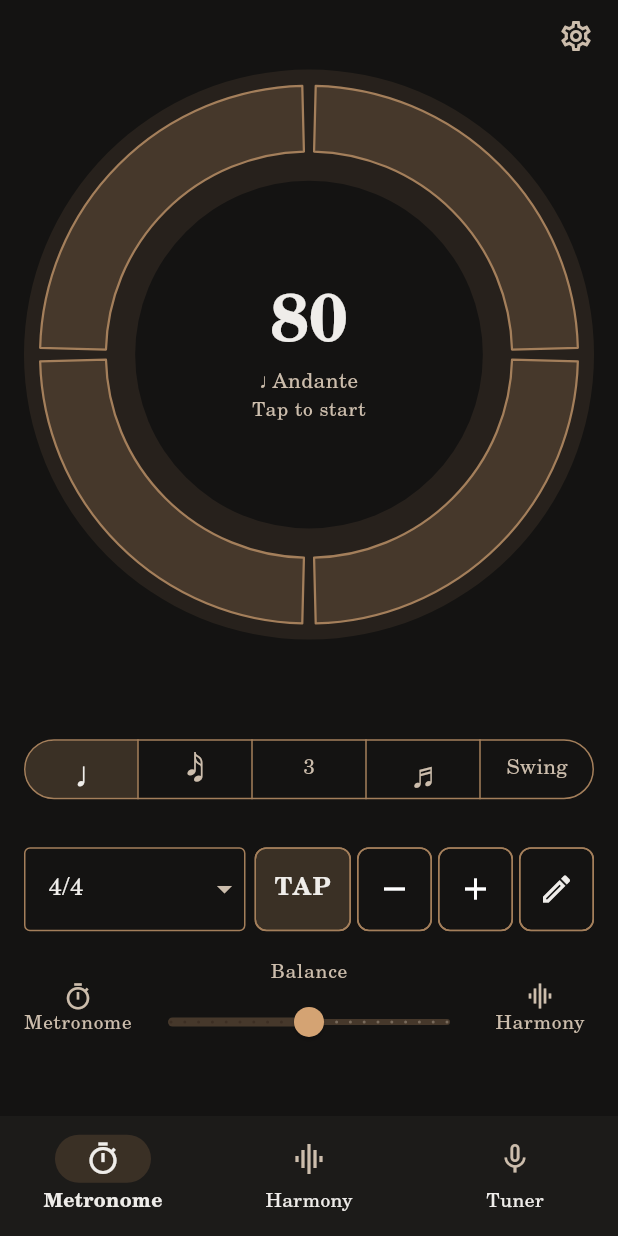
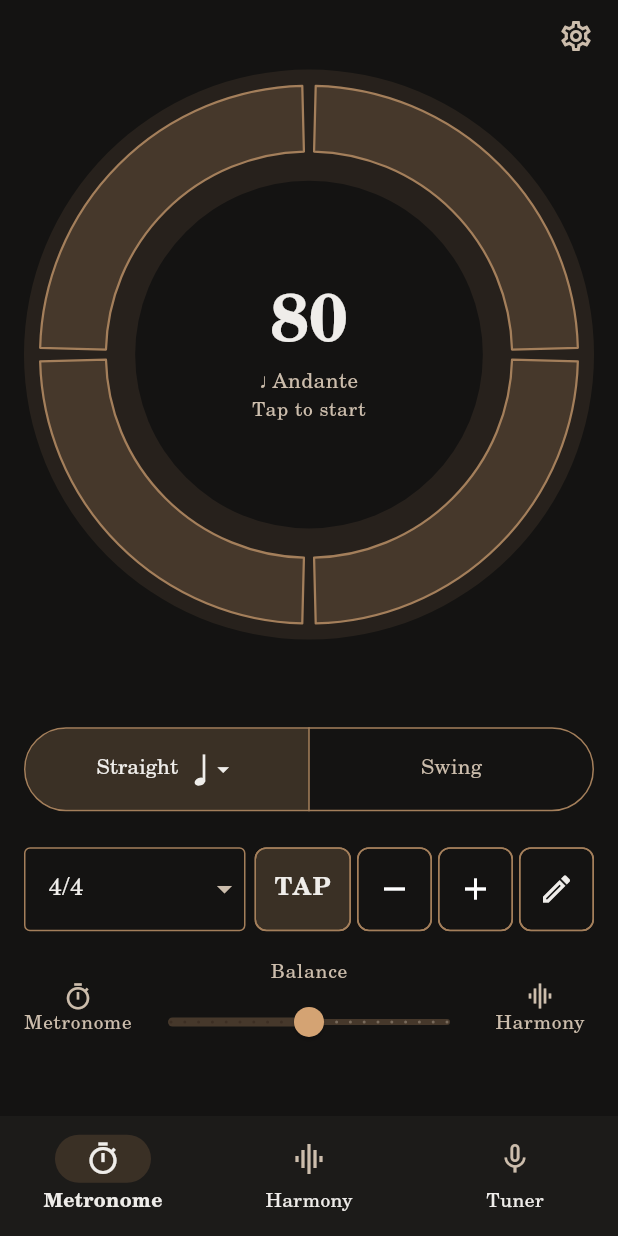
Before and after one commit to luigir86/Low-End, a Flutter app: the screen it shows after launch, item 2 of the bottom bar chosen, after a tap on the "settings" icon, on a phone screen of 412 x 824 dp. Run offline on Flutter 3.47's test engine with Material 3 defaults, Android fonts, the phone set to English and light mode, and no system bars; our stand-ins replace audio_service, shared_preferences, wakelock_plus; missing offline and left inert: flutter_soloud, record.

Commit message:
Tuner: no shaded zone on the cents bar; metronome: Straight menu of drawn note figures
Co-Authored-By: Claude Sonnet 5.5 <noreply@anthropic.com>

```diff
--- a/lib/features/metronome/metronome_screen.dart
+++ b/lib/features/metronome/metronome_screen.dart
@@ -13,6 +13,7 @@ import '../../widgets/dial.dart';
 import '../../widgets/row_controls.dart';
 import 'feel.dart';
 import 'metronome_controller.dart';
+import 'note_icon.dart';
 import 'subdivision.dart';
 import 'tempo_dialog.dart';
 import 'time_signature.dart';
@@ -426,10 +427,11 @@ String beatUnitName(AppLocalizations l10n, BeatUnit unit) => switch (unit) {
   BeatUnit.eighth => l10n.beatUnitEighth,
 };
 
-/// What sounds inside each beat: the beat alone, eighths, triplets or
-/// sixteenths (softer clicks between the beats), or the swing, chosen as
-/// Root, Chord and Progression are on the harmony tab. Bars counted in
-/// eighths are always played plain, so it is off there.
+/// What sounds inside each beat: straight, with a menu to choose what
+/// fills the beat (a quarter note, two eighths, a triplet, four sixteenths:
+/// softer clicks between the beats), or the swing. Chosen as Root, Chord and
+/// Progression are on the harmony tab. Bars counted in eighths are always
+/// played plain, so it is off there.
 class _FeelSwitch extends StatelessWidget {
   const _FeelSwitch({required this.metronome});
 
@@ -438,67 +440,89 @@ class _FeelSwitch extends StatelessWidget {
   @override
   Widget build(BuildContext context) {
     final l10n = AppLocalizations.of(context);
-    // A note value says it best, with its name for screen readers.
-    ButtonSegment<_Pulse> segment(
-      _Pulse value,
-      String text,
-      String name, {
-      bool glyph = true,
-    }) => ButtonSegment(
-      value: value,
-      label: Semantics(
-        label: name,
-        excludeSemantics: true,
-        child: FittedBox(
-          fit: BoxFit.scaleDown,
-          child: Text(
-            text,
-            maxLines: 1,
-            // The note symbols come from another font, small beside the
-            // letters: larger, and a little taller so as not to clip.
-            style: TextStyle(
-              height: 1.35,
-              fontSize: glyph ? LowEndType.headline : null,
-            ),
-          ),
-        ),
-      ),
-    );
-    final selected = metronome.feel == MetronomeFeel.swing
-        ? _Pulse.swing
-        : _Pulse.values[metronome.subdivision.index];
+    final applies = metronome.feelApplies;
+    final subdivision = metronome.subdivision;
     return Semantics(
       label: l10n.feelLabel,
       container: true,
       child: SizedBox(
         width: double.infinity,
-        child: SegmentedButton<_Pulse>(
+        child: SegmentedButton<MetronomeFeel>(
           key: const Key('feelSwitch'),
           showSelectedIcon: false,
           style: SegmentedButton.styleFrom(
             minimumSize: const Size(0, LowEndShape.row),
-            padding: const EdgeInsets.symmetric(horizontal: 4),
+            padding: EdgeInsets.zero,
           ),
           segments: [
-            segment(_Pulse.straight, '♩', l10n.feelStraight),
-            segment(_Pulse.eighths, '♫', l10n.subdivisionEighths),
-            segment(
-              _Pulse.triplets,
-              '3',
-              l10n.subdivisionTriplets,
-              glyph: false,
+            ButtonSegment(
+              value: MetronomeFeel.straight,
+              // The menu opens from the label; the rest of the segment
+              // just picks the straight feel.
+              label: PopupMenuButton<Subdivision>(
+                key: const Key('subdivisionMenu'),
+                enabled: applies,
+                tooltip: l10n.feelStraight,
+                position: PopupMenuPosition.over,
+                initialValue: subdivision,
+                padding: EdgeInsets.zero,
+                onSelected: metronome.setSubdivision,
+                itemBuilder: (context) => [
+                  for (final s in Subdivision.values)
+                    PopupMenuItem(
+                      value: s,
+                      child: Row(
+                        children: [
+                          SizedBox(
+                            width: 56,
+                            child: Align(
+                              alignment: Alignment.centerLeft,
+                              child: NoteIcon(s, height: 26),
+                            ),
+                          ),
+                          Flexible(
+                            child: Text(
+                              subdivisionName(l10n, s),
+                              overflow: TextOverflow.ellipsis,
+                            ),
+                          ),
+                        ],
+                      ),
+                    ),
+                ],
+                child: Semantics(
+                  label:
+                      '${l10n.feelStraight}, ${subdivisionName(l10n, subdivision)}',
+                  excludeSemantics: true,
+                  child: SizedBox(
+                    width: double.infinity,
+                    height: LowEndShape.row,
+                    child: FittedBox(
+                      fit: BoxFit.scaleDown,
+                      child: Row(
+                        mainAxisSize: MainAxisSize.min,
+                        children: [
+                          Text(l10n.feelStraight, maxLines: 1),
+                          const SizedBox(width: 8),
+                          NoteIcon(subdivision, height: 26),
+                          const Icon(Icons.arrow_drop_down),
+                        ],
+                      ),
+                    ),
+                  ),
+                ),
+              ),
             ),
-            segment(_Pulse.sixteenths, '♬', l10n.subdivisionSixteenths),
-            segment(_Pulse.swing, l10n.feelSwing, l10n.feelSwing, glyph: false),
+            ButtonSegment(
+              value: MetronomeFeel.swing,
+              label: Text(l10n.feelSwing, maxLines: 1),
+            ),
           ],
-          selected: {selected},
-          onSelectionChanged: metronome.feelApplies
-              ? (s) => switch (s.first) {
-                  _Pulse.swing => metronome.setFeel(MetronomeFeel.swing),
-                  final pulse => metronome.setSubdivision(
-                    Subdivision.values[pulse.index],
-                  ),
-                }
+          selected: {metronome.feel},
+          onSelectionChanged: applies
+              ? (s) => s.first == MetronomeFeel.swing
+                    ? metronome.setFeel(MetronomeFeel.swing)
+                    : metronome.setSubdivision(subdivision)
               : null,
         ),
       ),
@@ -506,9 +530,13 @@ class _FeelSwitch extends StatelessWidget {
   }
 }
 
-/// The choices of [_FeelSwitch]: the first four in the order of
-/// [Subdivision], then the swing.
-enum _Pulse { straight, eighths, triplets, sixteenths, swing }
+/// What fills the beat, for the menu and for screen readers.
+String subdivisionName(AppLocalizations l10n, Subdivision s) => switch (s) {
+  Subdivision.none => l10n.subdivisionQuarters,
+  Subdivision.eighths => l10n.subdivisionEighths,
+  Subdivision.triplets => l10n.subdivisionTriplets,
+  Subdivision.sixteenths => l10n.subdivisionSixteenths,
+};
 
 /// A chip of the − + pair that steps by one when tapped. Held, it keeps
 /// going by one, faster and faster, and after a couple of seconds by fives
--- /dev/null
+++ b/lib/features/metronome/note_icon.dart
@@ -0,0 +1,118 @@
+import 'dart:math' as math;
+
+import 'package:flutter/material.dart';
+
+import 'subdivision.dart';
+
+/// The notes that fill a beat, drawn: one quarter note, two eighths tied by
+/// a beam, three of a triplet tied by a beam under a "3", four sixteenths
+/// under two beams. Drawn, not typed, since no font has the triplet and the
+/// others would not sit on the same line.
+class NoteIcon extends StatelessWidget {
+  const NoteIcon(this.subdivision, {super.key, this.height = 28, this.color});
+
+  final Subdivision subdivision;
+  final double height;
+
+  /// The text colour around it unless given.
+  final Color? color;
+
+  @override
+  Widget build(BuildContext context) {
+    final notes = subdivision.parts;
+    return ExcludeSemantics(
+      child: CustomPaint(
+        size: Size(notes == 1 ? height * 0.5 : notes * height * 0.4, height),
+        painter: _NotePainter(
+          notes: notes,
+          triplet: subdivision == Subdivision.triplets,
+          color: color ?? DefaultTextStyle.of(context).style.color!,
+        ),
+      ),
+    );
+  }
+}
+
+class _NotePainter extends CustomPainter {
+  const _NotePainter({
+    required this.notes,
+    required this.triplet,
+    required this.color,
+  });
+
+  final int notes;
+  final bool triplet;
+  final Color color;
+
+  @override
+  void paint(Canvas canvas, Size size) {
+    final h = size.height;
+    final paint = Paint()..color = color;
+    final rx = h * 0.14;
+    final ry = h * 0.1;
+    final stroke = h * 0.07;
+    final headY = h * 0.82;
+    // The stems end higher on a lone note; under the "3" they stop lower.
+    final top = notes == 1 ? h * 0.12 : (triplet ? h * 0.46 : h * 0.2);
+    final step = size.width / notes;
+    final beam = h * 0.1;
+    final stems = <double>[];
+    for (var i = 0; i < notes; i++) {
+      final cx = step * (i + 0.5);
+      canvas.save();
+      canvas.translate(cx, headY);
+      canvas.rotate(-0.35);
+      canvas.drawOval(
+        Rect.fromCenter(center: Offset.zero, width: rx * 2, height: ry * 2),
+        paint,
+      );
+      canvas.restore();
+      final x = cx + rx - stroke / 2;
+      stems.add(x);
+      canvas.drawRect(
+        Rect.fromLTRB(x - stroke / 2, top, x + stroke / 2, headY),
+        paint,
+      );
+    }
+    if (notes > 1) {
+      final beams = notes == 4 ? 2 : 1;
+      for (var b = 0; b < beams; b++) {
+        final y = top + b * beam * 1.7;
+        canvas.drawRect(
+          Rect.fromLTRB(
+            stems.first - stroke / 2,
+            y,
+            stems.last + stroke / 2,
+            y + beam,
+          ),
+          paint,
+        );
+      }
+    }
+    if (triplet) {
+      final text = TextPainter(
+        text: TextSpan(
+          text: '3',
+          style: TextStyle(
+            color: color,
+            fontSize: h * 0.38,
+            fontWeight: FontWeight.w700,
+            height: 1,
+          ),
+        ),
+        textDirection: TextDirection.ltr,
+      )..layout();
+      text.paint(
+        canvas,
+        Offset(
+          (size.width - text.width) / 2,
+          math.max(0, top - text.height - h * 0.04),
+        ),
+      );
+    }
+  }
+
+  @override
+  bool shouldRepaint(_NotePainter old) =>
+      old.notes != notes || old.triplet != triplet || old.color != color;
+}
--- a/lib/features/tuner/tuner_panel.dart
+++ b/lib/features/tuner/tuner_panel.dart
@@ -813,8 +813,8 @@ class _NoteName extends StatelessWidget {
 /// like the balance slider of the other tabs but as wide as the rows above
 /// it: the same thin track, the same short mark in the middle and the same
 /// round thumb. The thumb says how far off the note is, by its place, its
-/// size and the verdict's colour, with the "in tune" zone
-/// shaded behind the middle. The strobe shows the same thing by turning,
+/// size and the verdict's colour; no shaded zone, which looked like
+/// something to drag. The strobe shows the same thing by turning,
 /// which is hard to read at a glance, and this by position, which is not.
 class _CentsBar extends StatelessWidget {
   const _CentsBar({
@@ -862,9 +862,6 @@ class _CentsBar extends StatelessWidget {
                   marker: show && !held
                       ? _centsColor(theme, r.cents, tolerance)
                       : theme.colorScheme.outline,
-                  // A neutral zone, the colour of the chosen half of the
-                  // switches: the thumb alone turns green when it is in it.
-                  zone: theme.colorScheme.primaryContainer,
                   tolerance: tolerance,
                   track: theme.colorScheme.outlineVariant,
                   middle: theme.colorScheme.outline,
@@ -902,7 +899,6 @@ class _CentsBarPainter extends CustomPainter {
   _CentsBarPainter({
     required this.cents,
     required this.marker,
-    required this.zone,
     required this.tolerance,
     required this.track,
     required this.middle,
@@ -911,7 +907,6 @@ class _CentsBarPainter extends CustomPainter {
 
   final double? cents;
   final Color marker;
-  final Color zone;
   final double tolerance;
   final Color track;
   final Color middle;
@@ -932,17 +927,6 @@ class _CentsBarPainter extends CustomPainter {
       ),
       Paint()..color = track,
     );
-    // The in-tune zone, behind the mark in the middle.
-    canvas.drawRRect(
-      RRect.fromLTRBR(
-        x(-tolerance),
-        mid - 8,
-        x(tolerance),
-        mid + 8,
-        const Radius.circular(4),
-      ),
-      Paint()..color = zone,
-    );
     // The middle, as on the balance slider: 2 by 16 dp.
     canvas.drawRect(
       Rect.fromCenter(center: Offset(x(0), mid), width: 2, height: 16),
@@ -950,7 +934,7 @@ class _CentsBarPainter extends CustomPainter {
     );
     final c = cents;
     if (c == null) return;
-    // A round thumb, with a thin halo against the zone and the mark: as big
+    // A round thumb, with a thin halo against the track and the mark: as big
     // as a slider's when in tune, smaller the further off the note is, so
     // that it reads as a reading, not as something to drag.
     final at = Offset(x(c), mid);
@@ -963,7 +947,6 @@ class _CentsBarPainter extends CustomPainter {
   bool shouldRepaint(_CentsBarPainter old) =>
       old.cents != cents ||
       old.marker != marker ||
-      old.zone != zone ||
       old.tolerance != tolerance ||
       old.track != track ||
       old.middle != middle ||
--- a/lib/l10n/app_en.arb
+++ b/lib/l10n/app_en.arb
@@ -364,6 +364,7 @@
       }
     }
   },
+  "subdivisionQuarters": "Quarter notes",
   "subdivisionEighths": "Eighth notes",
   "subdivisionTriplets": "Triplets",
   "subdivisionSixteenths": "Sixteenth notes",
--- a/lib/l10n/app_it.arb
+++ b/lib/l10n/app_it.arb
@@ -171,6 +171,7 @@
   "songsSubtitle": "Imposta tonalità, progressione e tempo in un tocco",
   "tunerHeld": "Nota in attesa",
   "aboutSource": "Codice sorgente: {url}",
+  "subdivisionQuarters": "Semiminime",
   "subdivisionEighths": "Crome",
   "subdivisionTriplets": "Terzine",
   "subdivisionSixteenths": "Semicrome",
--- a/lib/l10n/app_localizations.dart
+++ b/lib/l10n/app_localizations.dart
@@ -1124,6 +1124,12 @@ abstract class AppLocalizations {
   /// **'Source code: {url}'**
   String aboutSource(String url);
 
+  /// No description provided for @subdivisionQuarters.
+  ///
+  /// In en, this message translates to:
+  /// **'Quarter notes'**
+  String get subdivisionQuarters;
+
   /// No description provided for @subdivisionEighths.
   ///
   /// In en, this message translates to:
--- a/lib/l10n/app_localizations_en.dart
+++ b/lib/l10n/app_localizations_en.dart
@@ -591,6 +591,9 @@ class AppLocalizationsEn extends AppLocalizations {
   }
 
   @override
+  String get subdivisionQuarters => 'Quarter notes';
+
+  @override
   String get subdivisionEighths => 'Eighth notes';
 
   @override
--- a/lib/l10n/app_localizations_it.dart
+++ b/lib/l10n/app_localizations_it.dart
@@ -595,6 +595,9 @@ class AppLocalizationsIt extends AppLocalizations {
   }
 
   @override
+  String get subdivisionQuarters => 'Semiminime';
+
+  @override
   String get subdivisionEighths => 'Crome';
 
   @override
```
Also changed, not shown: 5 other files.
